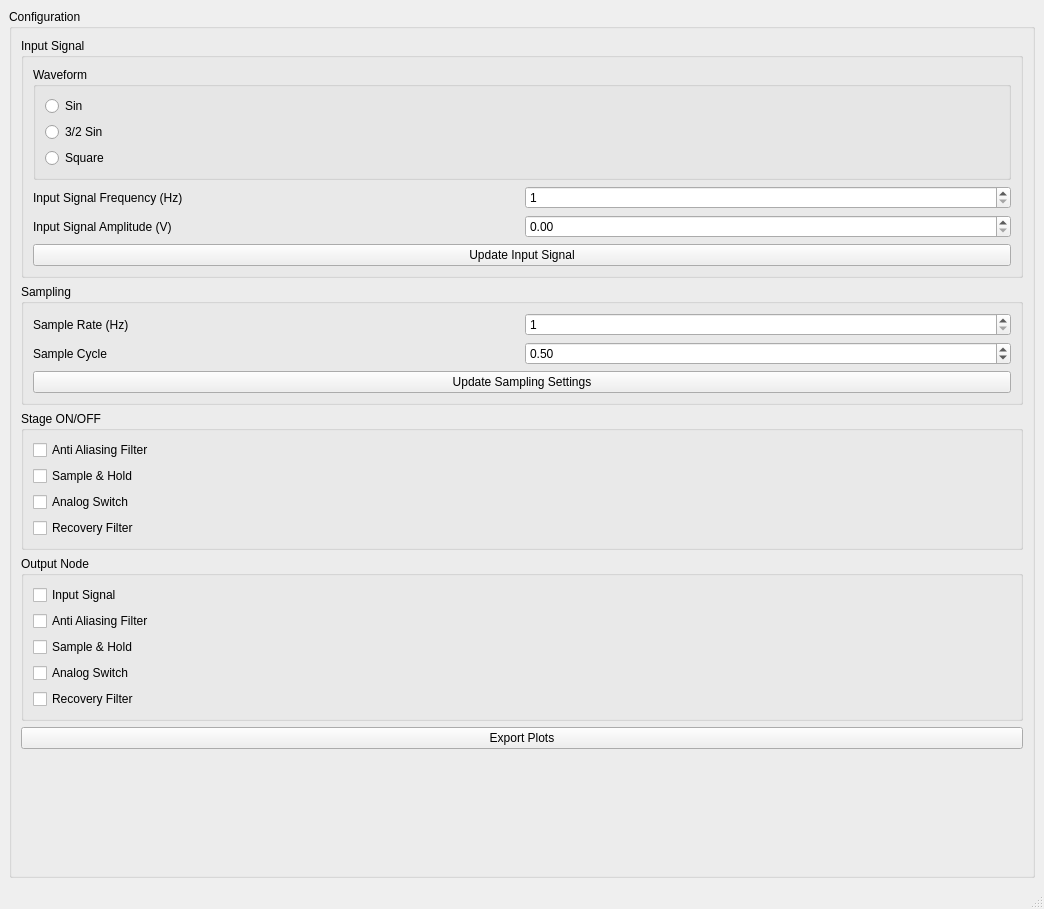
First picture: the form in Entorno de Simulacion/resources/design.ui, repository assd-grupo-6/TP1---Muestreo, before the edit.
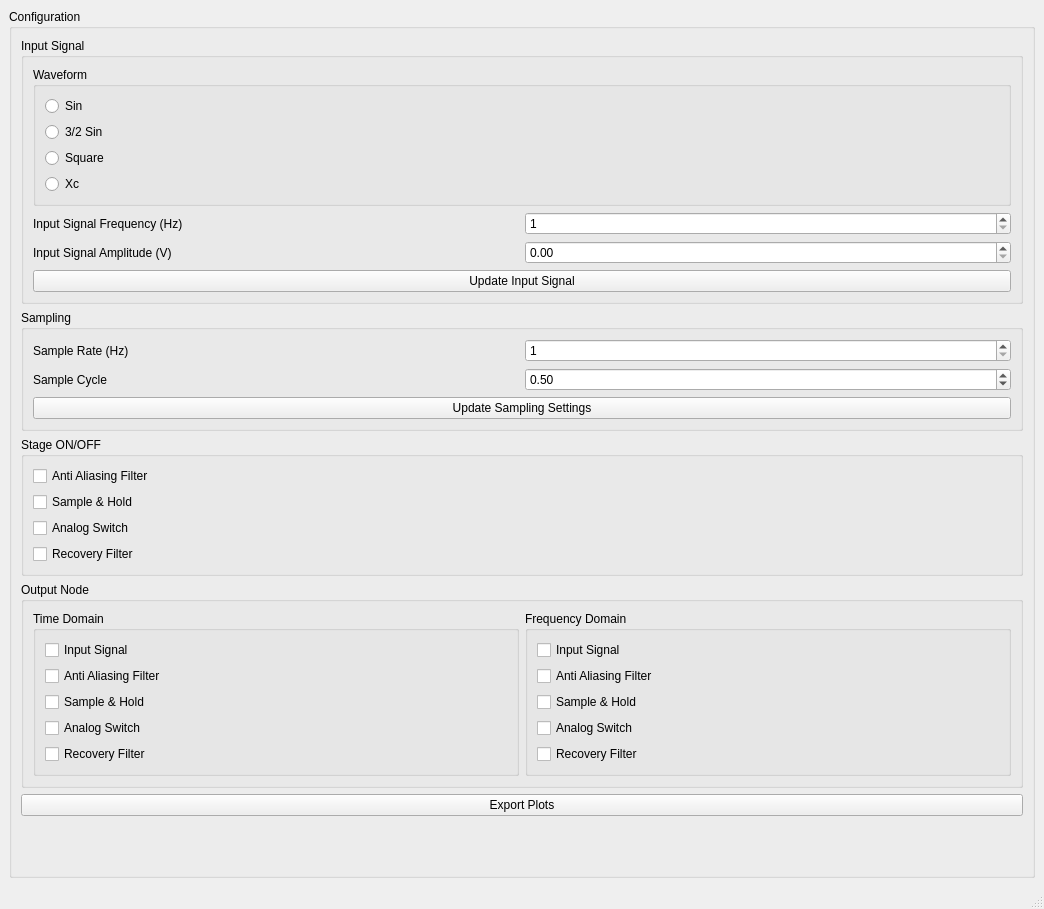
Second picture: the form after the edit.

What changed in the file:
```diff
--- a/Entorno de Simulacion/resources/design.ui
+++ b/Entorno de Simulacion/resources/design.ui
@@ -127,9 +127,93 @@
              </property>
              <layout class="QGridLayout" name="gridLayout_4">
               <item row="0" column="0">
+               <widget class="QGroupBox" name="groupBox">
+                <property name="title">
+                 <string>Time Domain</string>
+                </property>
+                <layout class="QGridLayout" name="gridLayout_8">
+                 <item row="0" column="0">
+                  <layout class="QGridLayout" name="gridLayout_10">
+                   <item row="1" column="0">
+                    <widget class="QCheckBox" name="antiAliasOut_t_checkBox">
+                     <property name="sizePolicy">
+                      <sizepolicy hsizetype="Preferred" vsizetype="Preferred">
+                       <horstretch>0</horstretch>
+                       <verstretch>0</verstretch>
+                      </sizepolicy>
+                     </property>
+                     <property name="text">
+                      <string>Anti Aliasing Filter</string>
+                     </property>
+                    </widget>
+                   </item>
+                   <item row="2" column="0">
+                    <widget class="QCheckBox" name="sampleHoldOut_t_checkBox">
+                     <property name="sizePolicy">
+                      <sizepolicy hsizetype="Preferred" vsizetype="Preferred">
+                       <horstretch>0</horstretch>
+                       <verstretch>0</verstretch>
+                      </sizepolicy>
+                     </property>
+                     <property name="text">
+                      <string>Sample &amp;&amp; Hold</string>
+                     </property>
+                    </widget>
+                   </item>
+                   <item row="3" column="0">
+                    <widget class="QCheckBox" name="analogSwitchOut_t_checkBox">
+                     <property name="sizePolicy">
+                      <sizepolicy hsizetype="Preferred" vsizetype="Preferred">
+                       <horstretch>0</horstretch>
+                       <verstretch>0</verstretch>
+                      </sizepolicy>
+                     </property>
+                     <property name="text">
+                      <string>Analog Switch</string>
+                     </property>
+                    </widget>
+                   </item>
+                   <item row="0" column="0">
+                    <widget class="QCheckBox" name="inputSignalOut_t_checkBox">
+                     <property name="sizePolicy">
+                      <sizepolicy hsizetype="Preferred" vsizetype="Preferred">
+                       <horstretch>0</horstretch>
+                       <verstretch>0</verstretch>
+                      </sizepolicy>
+                     </property>
+                     <property name="text">
+                      <string>Input Signal</string>
+                     </property>
+                    </widget>
+                   </item>
+                   <item row="4" column="0">
+                    <widget class="QCheckBox" name="recovFilterOut_t_checkBox">
+                     <property name="sizePolicy">
+                      <sizepolicy hsizetype="Preferred" vsizetype="Preferred">
+                       <horstretch>0</horstretch>
+                       <verstretch>0</verstretch>
+                      </sizepolicy>
+                     </property>
+                     <property name="text">
+                      <string>Recovery Filter</string>
+                     </property>
+                    </widget>
+                   </item>
+                  </layout>
+                 </item>
+                </layout>
+               </widget>
+              </item>
+              <item row="0" column="1">
+               <widget class="QGroupBox" name="groupBox_5">
+                <property name="title">
+                 <string>Frequency Domain</string>
+                </property>
                <layout class="QGridLayout" name="gridLayout_9">
+                 <item row="0" column="0">
+                  <layout class="QGridLayout" name="gridLayout_11">
                 <item row="1" column="0">
-                 <widget class="QCheckBox" name="antiAliasOut_checkBox">
+                    <widget class="QCheckBox" name="antiAliasOut_f_checkBox">
                   <property name="sizePolicy">
                    <sizepolicy hsizetype="Preferred" vsizetype="Preferred">
                     <horstretch>0</horstretch>
@@ -142,7 +226,7 @@
                  </widget>
                 </item>
                 <item row="2" column="0">
-                 <widget class="QCheckBox" name="sampleHoldOut_checkBox">
+                    <widget class="QCheckBox" name="sampleHoldOut_f_checkBox">
                   <property name="sizePolicy">
                    <sizepolicy hsizetype="Preferred" vsizetype="Preferred">
                     <horstretch>0</horstretch>
@@ -155,7 +239,7 @@
                  </widget>
                 </item>
                 <item row="3" column="0">
-                 <widget class="QCheckBox" name="analogSwitchOut_checkBox">
+                    <widget class="QCheckBox" name="analogSwitchOut_f_checkBox">
                   <property name="sizePolicy">
                    <sizepolicy hsizetype="Preferred" vsizetype="Preferred">
                     <horstretch>0</horstretch>
@@ -167,8 +251,21 @@
                   </property>
                  </widget>
                 </item>
+                   <item row="0" column="0">
+                    <widget class="QCheckBox" name="inputSignalOut_f_checkBox">
+                     <property name="sizePolicy">
+                      <sizepolicy hsizetype="Preferred" vsizetype="Preferred">
+                       <horstretch>0</horstretch>
+                       <verstretch>0</verstretch>
+                      </sizepolicy>
+                     </property>
+                     <property name="text">
+                      <string>Input Signal</string>
+                     </property>
+                    </widget>
+                   </item>
                 <item row="4" column="0">
-                 <widget class="QCheckBox" name="recovFilterOut_checkBox">
+                    <widget class="QCheckBox" name="recovFilterOut_f_checkBox">
                   <property name="sizePolicy">
                    <sizepolicy hsizetype="Preferred" vsizetype="Preferred">
                     <horstretch>0</horstretch>
@@ -180,20 +277,10 @@
                   </property>
                  </widget>
                 </item>
-                <item row="0" column="0">
-                 <widget class="QCheckBox" name="inputSignalOut_checkBox">
-                  <property name="sizePolicy">
-                   <sizepolicy hsizetype="Preferred" vsizetype="Preferred">
-                    <horstretch>0</horstretch>
-                    <verstretch>0</verstretch>
-                   </sizepolicy>
-                  </property>
-                  <property name="text">
-                   <string>Input Signal</string>
-                  </property>
-                 </widget>
-                </item>
-               </layout>
+                  </layout>
+                 </item>
+                </layout>
+               </widget>
               </item>
              </layout>
             </widget>
@@ -356,6 +443,13 @@
                      </property>
                     </widget>
                    </item>
+                   <item row="3" column="0">
+                    <widget class="QRadioButton" name="XcWaveform_radioButton">
+                     <property name="text">
+                      <string>Xc</string>
+                     </property>
+                    </widget>
+                   </item>
                   </layout>
                  </item>
                 </layout>
```
Lines whose indentation alone changed are shown as unchanged.
